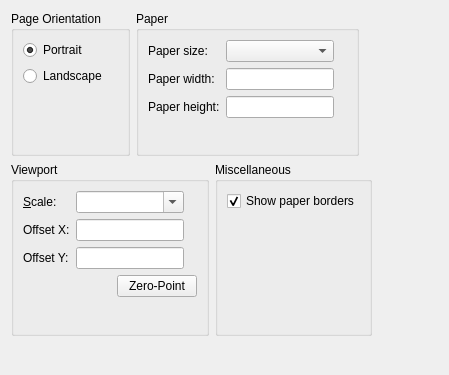
Before: the Qt Designer form scripts/Edit/DrawingPreferences/PageSettings/PreferencesPage.ui in qcad/qcad, drawn with Qt 5.
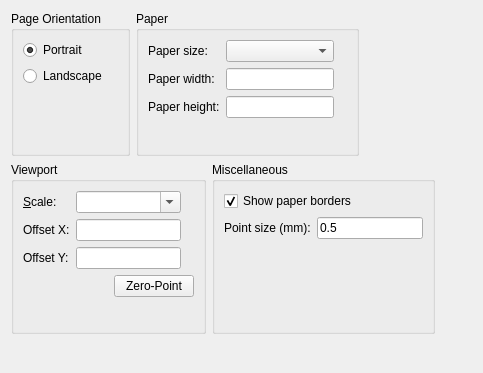
After: the same form once the commit is applied. Custom widgets are drawn as their Qt base class.

Commit message: add preference for print point size

The edit to the form file:
```diff
--- a/scripts/Edit/DrawingPreferences/PageSettings/PreferencesPage.ui
+++ b/scripts/Edit/DrawingPreferences/PageSettings/PreferencesPage.ui
@@ -6,11 +6,11 @@
    <rect>
     <x>0</x>
     <y>0</y>
-    <width>449</width>
-    <height>375</height>
+    <width>483</width>
+    <height>373</height>
    </rect>
   </property>
-  <layout class="QVBoxLayout" name="verticalLayout_4">
+  <layout class="QVBoxLayout" name="verticalLayout_3">
    <item>
     <layout class="QHBoxLayout" name="horizontalLayout_2">
      <item>
@@ -137,7 +137,7 @@
       </widget>
      </item>
      <item>
-      <spacer name="horizontalSpacer_2">
+      <spacer name="horizontalSpacer">
        <property name="orientation">
         <enum>Qt::Horizontal</enum>
        </property>
@@ -273,8 +273,15 @@
        <property name="title">
         <string>Miscellaneous</string>
        </property>
-       <layout class="QVBoxLayout" name="verticalLayout_3">
-        <item>
+       <layout class="QGridLayout" name="gridLayout_3">
+        <item row="1" column="0">
+         <widget class="QLabel" name="label_3">
+          <property name="text">
+           <string>Point size (mm):</string>
+          </property>
+         </widget>
+        </item>
+        <item row="0" column="0" colspan="2">
          <widget class="QCheckBox" name="ShowPaperBorders">
           <property name="text">
            <string>Show paper borders</string>
@@ -284,7 +291,20 @@
           </property>
          </widget>
         </item>
-        <item>
+        <item row="1" column="1">
+         <widget class="RMathLineEdit" name="PointSize">
+          <property name="text">
+           <string>0.5</string>
+          </property>
+          <property name="angle" stdset="0">
+           <bool>false</bool>
+          </property>
+          <property name="defaultUnit" stdset="0">
+           <number>0</number>
+          </property>
+         </widget>
+        </item>
+        <item row="2" column="0">
          <spacer name="verticalSpacer_3">
           <property name="orientation">
            <enum>Qt::Vertical</enum>
@@ -292,7 +312,7 @@
           <property name="sizeHint" stdset="0">
            <size>
             <width>20</width>
-            <height>10</height>
+            <height>40</height>
            </size>
           </property>
          </spacer>
@@ -301,7 +321,7 @@
       </widget>
      </item>
      <item>
-      <spacer name="horizontalSpacer_3">
+      <spacer name="horizontalSpacer_2">
        <property name="orientation">
         <enum>Qt::Horizontal</enum>
        </property>
```
